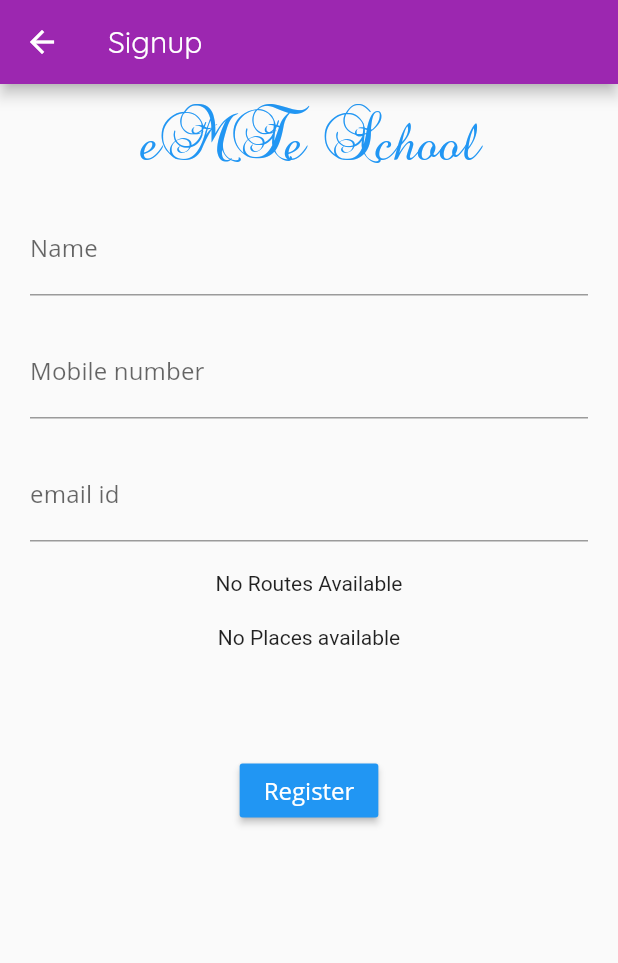
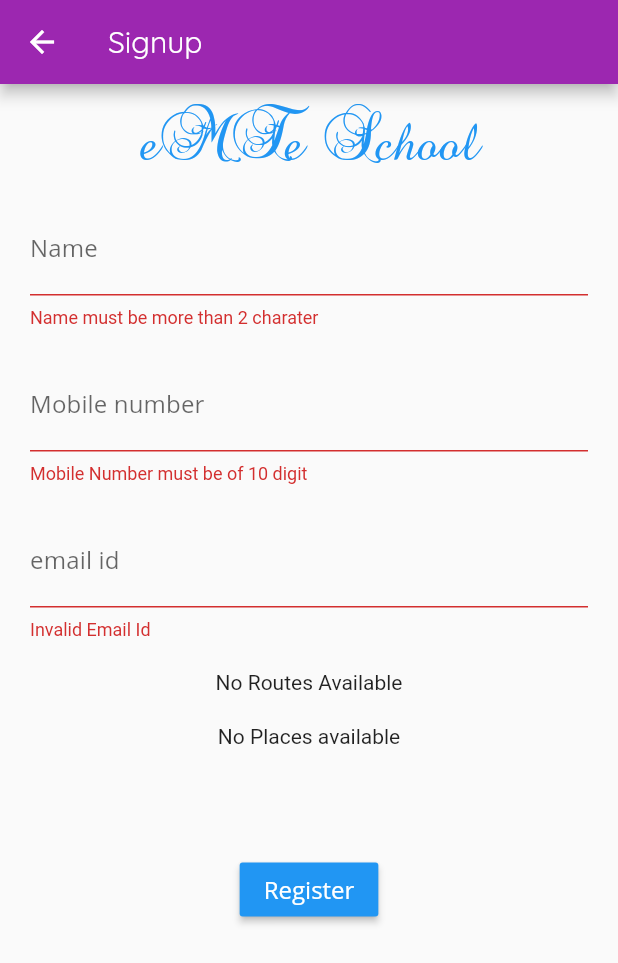
Before and after one commit to Prakash-Selvaraj-Ash/fluttertracker, a Flutter app: the AuthenticationSignUp screen opened by its route, after a tap on "Register", on a phone screen of 412 x 824 dp. Shown: the top 963 px of the screen. Run offline on Flutter 3.47's test engine with Material 2 defaults, Android fonts, the phone set to English and light mode, and no system bars; our stand-ins replace firebase_messaging, flutter_local_notifications, google_maps_flutter, toast; missing offline and left inert: inject, signalr_client; accounts and stored records are empty; generated files the repository leaves out were written again; network calls fail.

Commit message:
Validations Added.

```diff
--- a/lib/src/authentication/ui/authentication_signup.dart
+++ b/lib/src/authentication/ui/authentication_signup.dart
@@ -9,6 +9,7 @@ import 'package:firebase_messaging/firebase_messaging.dart';
 import 'package:flutter/cupertino.dart';
 import 'package:flutter/material.dart';
 import 'package:bus_tracker_client/app.dart';
+import 'package:toast/toast.dart';
 
 class AuthenticationSignUp extends StatefulWidget {
   final RouteBloc _routeBloc;
@@ -33,6 +34,10 @@ class _AuthenticationSignUpState extends State<AuthenticationSignUp> {
   final TextEditingController _phoneController = TextEditingController();
 
   final TextEditingController _emailController = TextEditingController();
+
+  bool _validEmail = true;
+  bool _validMobile = true;
+  bool _validName = true;
 
   @override
   void initState() {
@@ -62,7 +67,11 @@ class _AuthenticationSignUpState extends State<AuthenticationSignUp> {
                 style: Theme.of(context).textTheme.subtitle,
                 autofocus: false,
                 controller: _nameController,
-                decoration: InputDecoration(labelText: 'Name'),
+                decoration: InputDecoration(
+                    labelText: 'Name',
+                    errorText: _validName
+                        ? null
+                        : 'Name must be more than 2 charater'),
                 keyboardType: TextInputType.text,
               ),
               SizedBox(
@@ -72,7 +81,11 @@ class _AuthenticationSignUpState extends State<AuthenticationSignUp> {
                 style: Theme.of(context).textTheme.subtitle,
                 autofocus: false,
                 controller: _phoneController,
-                decoration: InputDecoration(labelText: 'Mobile number'),
+                decoration: InputDecoration(
+                    labelText: 'Mobile number',
+                    errorText: _validMobile
+                        ? null
+                        : 'Mobile Number must be of 10 digit'),
                 keyboardType: TextInputType.number,
               ),
               SizedBox(
@@ -82,7 +95,9 @@ class _AuthenticationSignUpState extends State<AuthenticationSignUp> {
                 style: Theme.of(context).textTheme.subtitle,
                 autofocus: false,
                 controller: _emailController,
-                decoration: InputDecoration(labelText: 'email id'),
+                decoration: InputDecoration(
+                    labelText: 'email id',
+                    errorText: _validEmail ? null : 'Invalid Email Id'),
                 keyboardType: TextInputType.emailAddress,
               ),
               SizedBox(
@@ -99,6 +114,32 @@ class _AuthenticationSignUpState extends State<AuthenticationSignUp> {
               ),
               RaisedButton(
                 onPressed: () async {
+                  bool isValidEmail = true;
+                  bool isValidPhone = true;
+                  bool isValidName = true;
+                  if (_nameController.text.isEmpty ||
+                      !validateName(_nameController.text)) {
+                    isValidName = false;
+                  }
+                  if (_phoneController.text.isEmpty ||
+                      !validateMobile(_phoneController.text)) {
+                    isValidPhone = false;
+                  }
+                  if (_emailController.text.isEmpty ||
+                      !validateEmail(_emailController.text)) {
+                    isValidEmail = false;
+                  }
+                  setState(() {
+                    _validName = isValidName;
+                    _validMobile = isValidPhone;
+                    _validEmail = isValidEmail;
+                  });
+                  if (isValidEmail && isValidPhone && isValidName) {
+                    if (_placeResponse == null || _routeResponse == null) {
+                      Toast.show("Please select your route and place", context,
+                          duration: Toast.LENGTH_SHORT, gravity: Toast.BOTTOM);
+                      return;
+                    }
                     UserResponse user = await widget._authenticationBloc
                         .createUser(CreateUser(
                             name: _emailController.text,
@@ -109,6 +150,7 @@ class _AuthenticationSignUpState extends State<AuthenticationSignUp> {
                     Navigator.pushNamedAndRemoveUntil(
                         context, 'user/track', (p) => false,
                         arguments: user);
+                  }
                 },
                 child: Text(
                   'Register',
@@ -118,6 +160,31 @@ class _AuthenticationSignUpState extends State<AuthenticationSignUp> {
             ],
           ),
         )));
+  }
+
+  bool validateName(String value) {
+    if (value.length < 3)
+      return false;
+    else
+      return true;
+  }
+
+  bool validateMobile(String value) {
+// Indian Mobile number are of 10 digit only
+    if (value.length != 10)
+      return false;
+    else
+      return true;
+  }
+
+  bool validateEmail(String value) {
+    Pattern pattern =
+        r'^(([^<>()[\]\\.,;:\s@\"]+(\.[^<>()[\]\\.,;:\s@\"]+)*)|(\".+\"))@((\[[0-9]{1,3}\.[0-9]{1,3}\.[0-9]{1,3}\.[0-9]{1,3}\])|(([a-zA-Z\-0-9]+\.)+[a-zA-Z]{2,}))$';
+    RegExp regex = new RegExp(pattern);
+    if (!regex.hasMatch(value))
+      return false;
+    else
+      return true;
   }
 
   void getFCMToken() {
--- a/pubspec.yaml
+++ b/pubspec.yaml
@@ -23,6 +23,7 @@ dependencies:
   # Use with the CupertinoIcons class for iOS style icons.
   cupertino_icons: ^0.1.2
   flutter_local_notifications: 0.8.2+1
+  toast: ^0.1.5
   rxdart: ^0.22.1
   http: ^0.12.0+2
   json_annotation: ^3.0.0
```
Also changed, not shown: lib/src/authentication/ui/authentication_login.dart (+63 -40 lines), lib/src/track/ui/driver_start_bus.dart (+8 -1 lines), pubspec.lock. Lines whose indentation alone changed are shown as unchanged.
